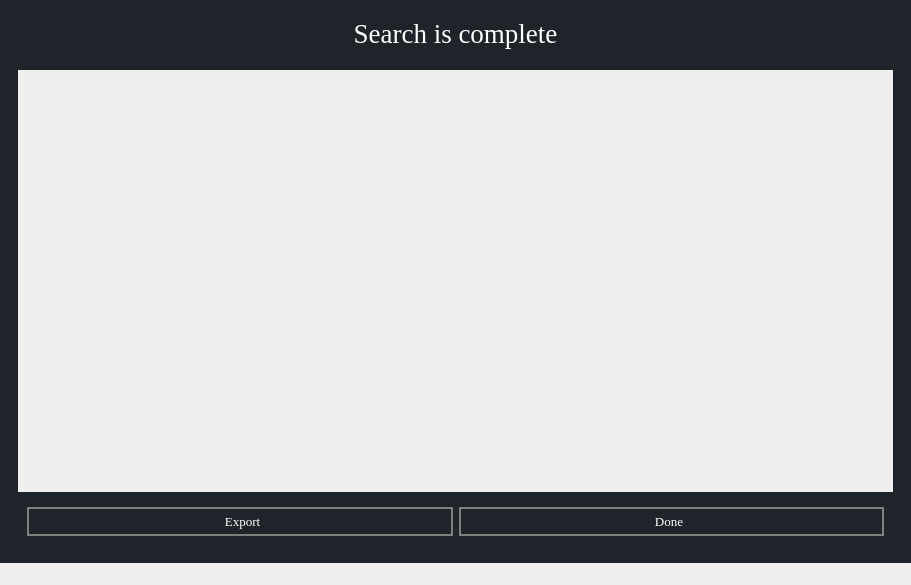
This is ui/searchProgress.ui in aanushri9/Counter-Harvesting-5.1 as Qt 5 draws it before an edit. The edited form follows.
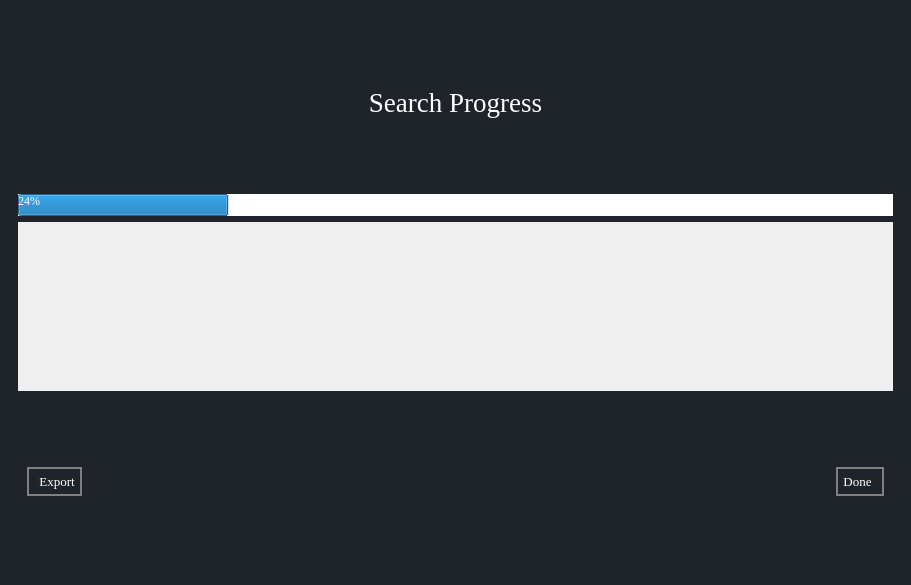
This is the edited form.

The edit to the form file:
```diff
--- a/ui/searchProgress.ui
+++ b/ui/searchProgress.ui
@@ -58,17 +58,46 @@
        <enum>QFrame::Raised</enum>
       </property>
       <layout class="QGridLayout" name="gridLayout_3">
+       <item row="0" column="0">
+        <widget class="QLabel" name="label">
+         <property name="font">
+          <font>
+           <family>georgia</family>
+           <pointsize>20</pointsize>
+          </font>
+         </property>
+         <property name="layoutDirection">
+          <enum>Qt::LeftToRight</enum>
+         </property>
+         <property name="styleSheet">
+          <string notr="true">text-align:center;</string>
+         </property>
+         <property name="text">
+          <string>&lt;html&gt;&lt;head/&gt;&lt;body&gt;&lt;p align=&quot;center&quot;&gt;Search Progress&lt;/p&gt;&lt;/body&gt;&lt;/html&gt;</string>
+         </property>
+        </widget>
+       </item>
        <item row="1" column="0">
+        <widget class="QProgressBar" name="progress_bar">
+         <property name="sizePolicy">
+          <sizepolicy hsizetype="Expanding" vsizetype="Fixed">
+           <horstretch>0</horstretch>
+           <verstretch>0</verstretch>
+          </sizepolicy>
+         </property>
+         <property name="value">
+          <number>24</number>
+         </property>
+        </widget>
+       </item>
+       <item row="2" column="0">
         <widget class="QScrollArea" name="results_scroll_area">
          <property name="sizePolicy">
-          <sizepolicy hsizetype="Expanding" vsizetype="Expanding">
+          <sizepolicy hsizetype="Expanding" vsizetype="Minimum">
            <horstretch>0</horstretch>
            <verstretch>0</verstretch>
           </sizepolicy>
          </property>
-         <property name="styleSheet">
-          <string notr="true">padding-top:15</string>
-         </property>
          <property name="widgetResizable">
           <bool>true</bool>
          </property>
@@ -77,34 +106,15 @@
            <rect>
             <x>0</x>
             <y>0</y>
-            <width>837</width>
-            <height>380</height>
+            <width>661</width>
+            <height>85</height>
            </rect>
           </property>
           <layout class="QVBoxLayout" name="scroll_area_vertical_layout"/>
          </widget>
         </widget>
        </item>
-       <item row="0" column="0">
-        <widget class="QLabel" name="label">
-         <property name="font">
-          <font>
-           <family>georgia</family>
-           <pointsize>20</pointsize>
-          </font>
-         </property>
-         <property name="layoutDirection">
-          <enum>Qt::LeftToRight</enum>
-         </property>
-         <property name="styleSheet">
-          <string notr="true">text-align:center;</string>
-         </property>
-         <property name="text">
-          <string>&lt;html&gt;&lt;head/&gt;&lt;body&gt;&lt;p align=&quot;center&quot;&gt;Search is complete&lt;/p&gt;&lt;/body&gt;&lt;/html&gt;</string>
-         </property>
-        </widget>
-       </item>
-       <item row="2" column="0">
+       <item row="3" column="0">
         <widget class="QFrame" name="frame_2">
          <property name="frameShape">
           <enum>QFrame::StyledPanel</enum>
@@ -113,8 +123,37 @@
           <enum>QFrame::Raised</enum>
          </property>
          <layout class="QGridLayout" name="gridLayout_2">
+          <item row="0" column="0">
+           <widget class="QPushButton" name="ExportButton">
+            <property name="font">
+             <font>
+              <family>georgia</family>
+              <pointsize>10</pointsize>
+             </font>
+            </property>
+            <property name="styleSheet">
+             <string notr="true">padding-right:5px;</string>
+            </property>
+            <property name="text">
+             <string>Export</string>
+            </property>
+           </widget>
+          </item>
           <item row="0" column="1">
-           <widget class="QPushButton" name="exportButton">
+           <spacer name="horizontalSpacer">
+            <property name="orientation">
+             <enum>Qt::Horizontal</enum>
+            </property>
+            <property name="sizeHint" stdset="0">
+             <size>
+              <width>570</width>
+              <height>20</height>
+             </size>
+            </property>
+           </spacer>
+          </item>
+          <item row="0" column="2">
+           <widget class="QPushButton" name="DoneButton">
             <property name="sizePolicy">
              <sizepolicy hsizetype="Preferred" vsizetype="Fixed">
               <horstretch>0</horstretch>
@@ -135,22 +174,6 @@
             </property>
            </widget>
           </item>
-          <item row="0" column="0">
-           <widget class="QPushButton" name="logFileButton">
-            <property name="font">
-             <font>
-              <family>georgia</family>
-              <pointsize>10</pointsize>
-             </font>
-            </property>
-            <property name="styleSheet">
-             <string notr="true">padding-right:5px;</string>
-            </property>
-            <property name="text">
-             <string>Export</string>
-            </property>
-           </widget>
-          </item>
          </layout>
         </widget>
        </item>
@@ -159,7 +182,6 @@
     </item>
    </layout>
   </widget>
-  <widget class="QStatusBar" name="statusbar"/>
  </widget>
  <resources/>
  <connections/>
```
Left out of the diff: 4 changed lines with no effect on the pictures.
